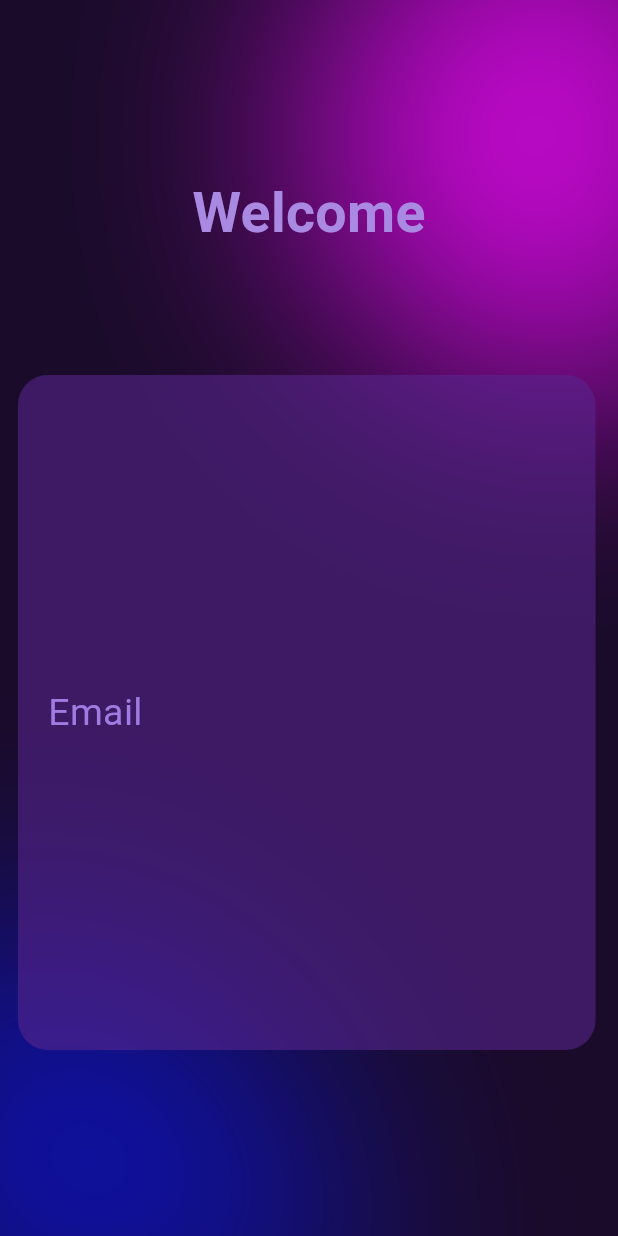
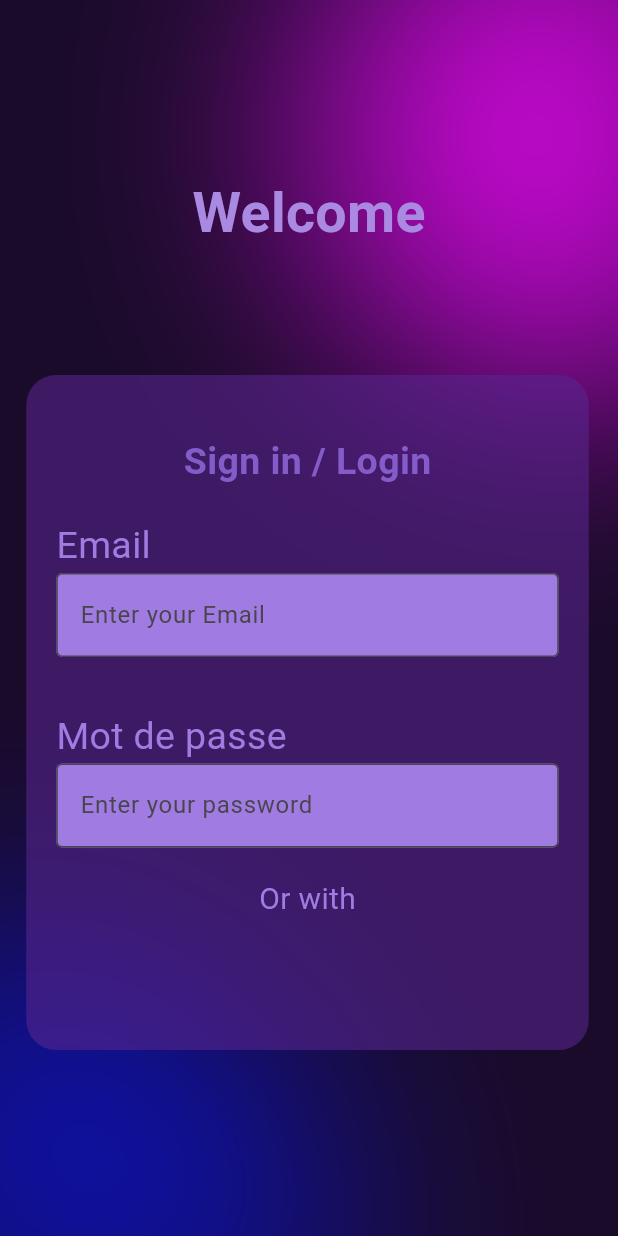
Before and after one commit to X2L77/my_training, a Flutter app: the screen it shows after launch, on a phone screen of 412 x 824 dp. Run offline on Flutter 3.47's test engine with Material 3 defaults, Android fonts, the phone set to English and light mode, and no system bars.

Commit message:
Login page, (FrontEnd)

```diff
--- a/lib/main.dart
+++ b/lib/main.dart
@@ -14,6 +14,7 @@ class MyApp extends StatelessWidget {
   Widget build(BuildContext context) {
     return MaterialApp(
       home: Scaffold(
+        resizeToAvoidBottomInset: false,
         backgroundColor:  const Color.fromARGB(255, 26, 11, 42),
 
         body: Stack(
@@ -42,24 +43,75 @@ class MyApp extends StatelessWidget {
                 ),
             ),
 
-            Positioned(top: 250,left: 12,
+            Positioned(top: 250,left: 17.5,
                 child: Container(
-                  padding: EdgeInsets.all(20),
+                  padding: EdgeInsets.only(
+                    top: 40,
+                    left: 20,
+                    right: 20,),
                   child: Column(
-                    mainAxisAlignment: MainAxisAlignment.center,
+                    mainAxisAlignment: MainAxisAlignment.start,
                     crossAxisAlignment: CrossAxisAlignment.start,
                     children: [
+                    Align(
+                      alignment: Alignment.topCenter,
+                      child: Text(
+                        "Sign in / Login",
+                        style:TextStyle(
+                          color: Color.fromARGB(255, 132, 92, 202),
+                          fontSize: 25,
+                          fontWeight: FontWeight.bold,
+                        ),
+                        ),
+                      ),
+                  SizedBox(height: 20,),
                       Text(
                         "Email",
                         style: TextStyle(
                           fontSize: 25,
                           color: Color.fromARGB(255, 160, 123, 225),
-
                         ),
                       ),
+                    TextField(
+                      decoration: InputDecoration(
+                        hintText: "Enter your Email",
+                        filled: true,
+                        fillColor: Color.fromARGB(255, 160, 123, 225),
+                        border: OutlineInputBorder(),
+                    ),
+                   ),
+                  SizedBox(height:35,),
+                   Text(
+                    "Mot de passe",
+                    style: TextStyle(
+                      fontSize: 25,
+                      color: Color.fromARGB(255, 160, 123, 225),
+                    ),
+                   ),
+                   TextField(
+                    obscureText: true,
+                    decoration: InputDecoration(
+                      hintText: "Enter your password",
+                      filled: true,
+                      fillColor: Color.fromARGB(255, 160, 123, 225),
+                      border: OutlineInputBorder(),
+                    ),
+                   ),
+                   SizedBox(height:20,),
+                   Align(
+                    alignment: Alignment.topCenter,
+
+                   child: Text(
+                    "Or with",
+                    style: TextStyle(
+                      fontSize: 20,
+                      color: Color.fromARGB(255, 160, 123, 225),
+                    ),
+                   ),
+                   ),
                     ],
                   ),
-                  width:385,
+                  width:375,
                   height:450,
                   decoration: BoxDecoration(
                     shape: BoxShape.rectangle,
```
